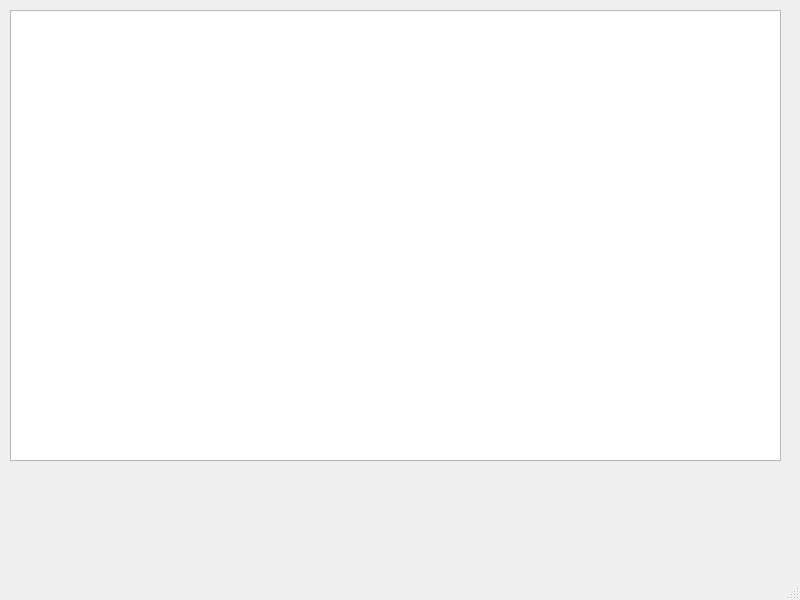
The window that main.ui (kmspofizre/Coffee) describes before a commit, drawn with Qt 5.
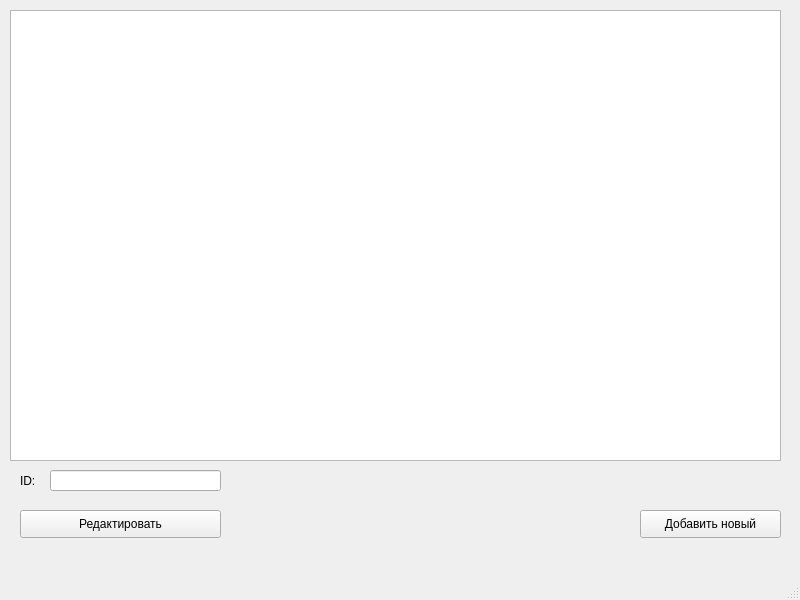
The same window after the commit.

The edit to the form file:
```diff
--- a/main.ui
+++ b/main.ui
@@ -24,6 +24,71 @@
      </rect>
     </property>
    </widget>
+   <widget class="QLineEdit" name="lineEdit">
+    <property name="geometry">
+     <rect>
+      <x>50</x>
+      <y>470</y>
+      <width>171</width>
+      <height>21</height>
+     </rect>
+    </property>
+   </widget>
+   <widget class="QLabel" name="label">
+    <property name="geometry">
+     <rect>
+      <x>20</x>
+      <y>470</y>
+      <width>21</width>
+      <height>21</height>
+     </rect>
+    </property>
+    <property name="text">
+     <string>ID:</string>
+    </property>
+   </widget>
+   <widget class="QPushButton" name="pushButton">
+    <property name="geometry">
+     <rect>
+      <x>20</x>
+      <y>510</y>
+      <width>201</width>
+      <height>28</height>
+     </rect>
+    </property>
+    <property name="text">
+     <string>Редактировать</string>
+    </property>
+   </widget>
+   <widget class="QPushButton" name="pushButton_2">
+    <property name="geometry">
+     <rect>
+      <x>640</x>
+      <y>510</y>
+      <width>141</width>
+      <height>28</height>
+     </rect>
+    </property>
+    <property name="text">
+     <string>Добавить новый</string>
+    </property>
+   </widget>
+   <widget class="QLabel" name="label_2">
+    <property name="geometry">
+     <rect>
+      <x>240</x>
+      <y>470</y>
+      <width>371</width>
+      <height>61</height>
+     </rect>
+    </property>
+    <property name="text">
+     <string/>
+    </property>
+    <property name="alignment">
+     <set>Qt::AlignCenter</set>
+    </property>
+   </widget>
   </widget>
   <widget class="QMenuBar" name="menubar">
    <property name="geometry">
```
